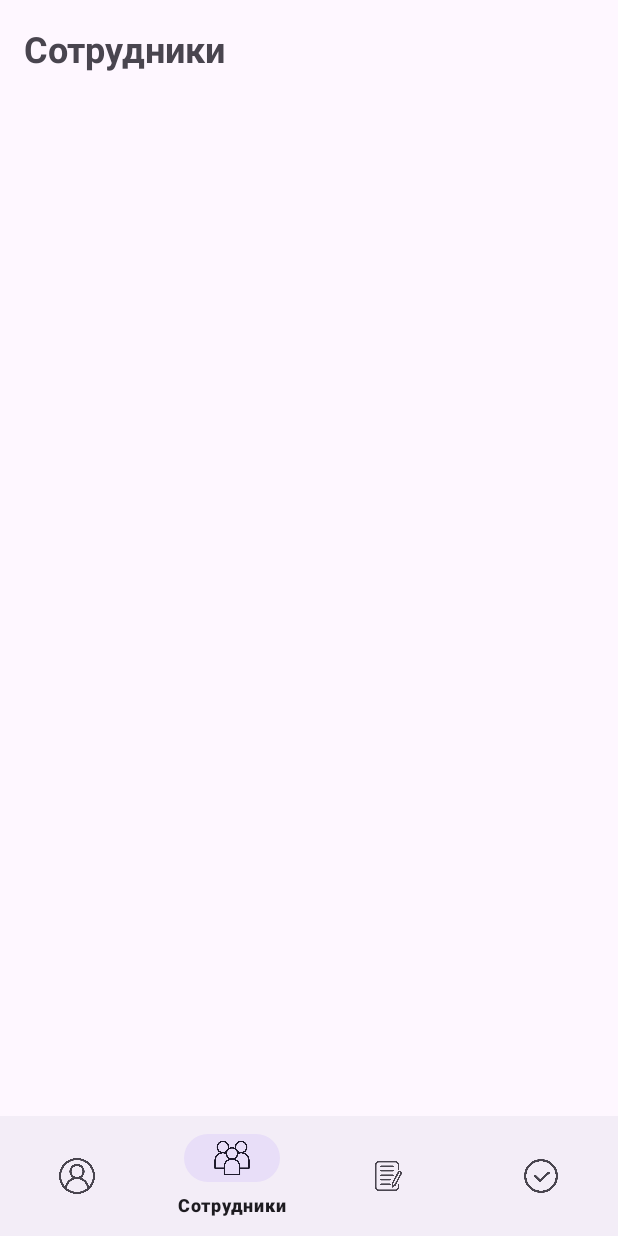
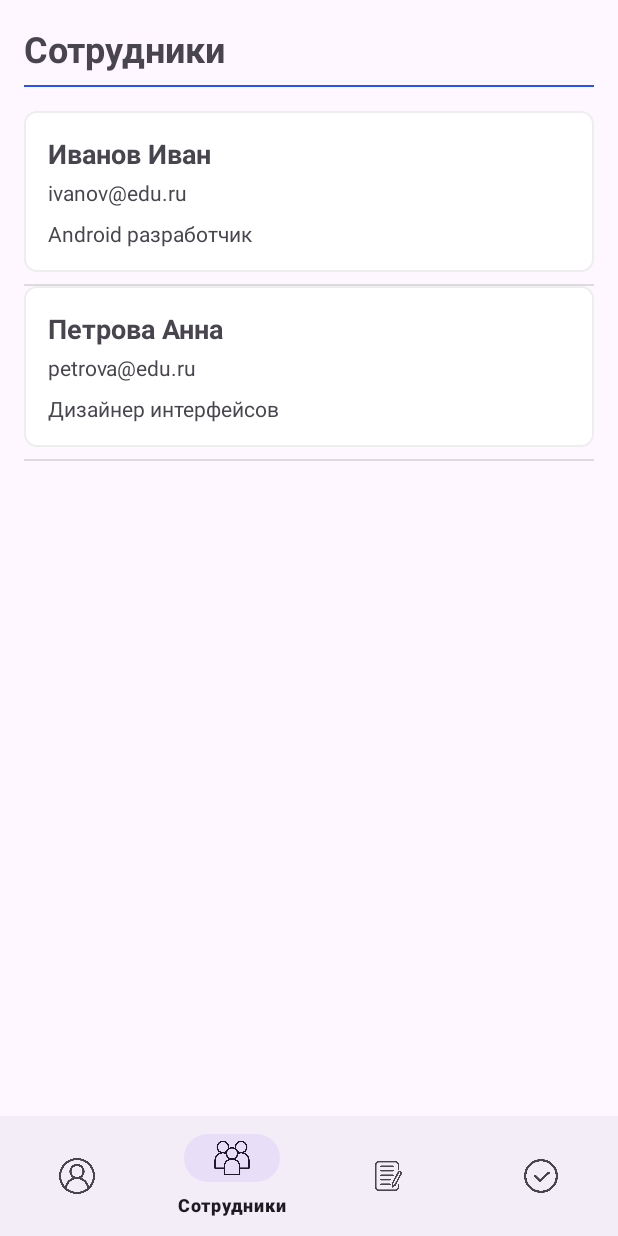
Before and after one commit to Greamond/StuidAD, an Android app: the EmployeesFragment screen opened through its navigation route, on a phone screen of 412 x 824 dp. Run offline under Robolectric (Android 15) with nearby library versions, the phone set to English and light mode, and no system bars; our stand-ins replace navigation-ui.

Commit message:
Дизайн сотрудников. Русанов

```diff
--- a/app/src/main/java/com/example/stuid/activity/MainActivity.java
+++ b/app/src/main/java/com/example/stuid/activity/MainActivity.java
@@ -13,6 +13,7 @@ import androidx.navigation.fragment.NavHostFragment;
 import androidx.navigation.ui.NavigationUI;
 
 import com.example.stuid.R;
+import com.example.stuid.fragments.EmployeesFragment;
 import com.google.android.material.bottomnavigation.BottomNavigationView;
 
 public class MainActivity extends AppCompatActivity {
--- a/app/src/main/java/com/example/stuid/fragments/EmployeesFragment.java
+++ b/app/src/main/java/com/example/stuid/fragments/EmployeesFragment.java
@@ -5,13 +5,45 @@ import android.view.LayoutInflater;
 import android.view.View;
 import android.view.ViewGroup;
 import androidx.fragment.app.Fragment;
+import androidx.recyclerview.widget.DividerItemDecoration;
+import androidx.recyclerview.widget.LinearLayoutManager;
+import androidx.recyclerview.widget.RecyclerView;
 
 import com.example.stuid.R;
+import com.example.stuid.models.Employee;
+import com.example.stuid.models.EmployeeAdapter;
+
+import java.util.ArrayList;
+import java.util.List;
 
 public class EmployeesFragment extends Fragment {
+    private RecyclerView recyclerView;
+
     @Override
     public View onCreateView(LayoutInflater inflater, ViewGroup container,
                              Bundle savedInstanceState) {
-        return inflater.inflate(R.layout.fragment_employees, container, false);
+        View view = inflater.inflate(R.layout.fragment_employees, container, false);
+
+        recyclerView = view.findViewById(R.id.rvEmployees);
+        setupRecyclerView();
+
+        return view;
+    }
+
+    private void setupRecyclerView() {
+        // Тестовые данные
+        List<Employee> employees = new ArrayList<>();
+        employees.add(new Employee("Иванов Иван", "ivanov@edu.ru", "Android разработчик"));
+        employees.add(new Employee("Петрова Анна", "petrova@edu.ru", "Дизайнер интерфейсов"));
+
+        recyclerView.setLayoutManager(new LinearLayoutManager(getContext()));
+        recyclerView.setAdapter(new EmployeeAdapter(employees));
+
+        // Добавляем разделитель
+        DividerItemDecoration divider = new DividerItemDecoration(
+                recyclerView.getContext(),
+                DividerItemDecoration.VERTICAL
+        );
+        recyclerView.addItemDecoration(divider);
     }
 }
--- /dev/null
+++ b/app/src/main/java/com/example/stuid/models/Employee.java
@@ -0,0 +1,18 @@
+package com.example.stuid.models;
+
+public class Employee {
+    private String fullName;
+    private String email;
+    private String about;
+
+    public Employee(String fullName, String email, String about) {
+        this.fullName = fullName;
+        this.email = email;
+        this.about = about;
+    }
+
+    // Геттеры
+    public String getFullName() { return fullName; }
+    public String getEmail() { return email; }
+    public String getAbout() { return about; }
+}
--- /dev/null
+++ b/app/src/main/java/com/example/stuid/models/EmployeeAdapter.java
@@ -0,0 +1,51 @@
+package com.example.stuid.models;
+
+import android.view.LayoutInflater;
+import android.view.View;
+import android.view.ViewGroup;
+import android.widget.TextView;
+
+import androidx.recyclerview.widget.RecyclerView;
+
+import com.example.stuid.R;
+
+import java.util.List;
+
+public class EmployeeAdapter extends RecyclerView.Adapter<EmployeeAdapter.ViewHolder> {
+    private List<Employee> employees;
+
+    public static class ViewHolder extends RecyclerView.ViewHolder {
+        public TextView tvName, tvEmail, tvAbout;
+
+        public ViewHolder(View itemView) {
+            super(itemView);
+            tvName = itemView.findViewById(R.id.tvEmployeeName);
+            tvEmail = itemView.findViewById(R.id.tvEmployeeEmail);
+            tvAbout = itemView.findViewById(R.id.tvEmployeeAbout);
+        }
+    }
+
+    public EmployeeAdapter(List<Employee> employees) {
+        this.employees = employees;
+    }
+
+    @Override
+    public ViewHolder onCreateViewHolder(ViewGroup parent, int viewType) {
+        View view = LayoutInflater.from(parent.getContext())
+                .inflate(R.layout.item_employee, parent, false);
+        return new ViewHolder(view);
+    }
+
+    @Override
+    public void onBindViewHolder(ViewHolder holder, int position) {
+        Employee employee = employees.get(position);
+        holder.tvName.setText(employee.getFullName());
+        holder.tvEmail.setText(employee.getEmail());
+        holder.tvAbout.setText(employee.getAbout());
+    }
+
+    @Override
+    public int getItemCount() {
+        return employees.size();
+    }
+}
--- /dev/null
+++ b/app/src/main/res/drawable/bg_employee_item.xml
@@ -0,0 +1,5 @@
+<shape xmlns:android="http://schemas.android.com/apk/res/android">
+    <solid android:color="@android:color/white"/>
+    <corners android:radius="8dp"/>
+    <stroke android:width="1dp" android:color="#EEEEEE"/>
+</shape>
--- a/app/src/main/res/layout/fragment_employees.xml
+++ b/app/src/main/res/layout/fragment_employees.xml
@@ -1,7 +1,12 @@
 <?xml version="1.0" encoding="utf-8"?>
-<LinearLayout xmlns:android="http://schemas.android.com/apk/res/android"
+<ScrollView xmlns:android="http://schemas.android.com/apk/res/android"
     android:layout_width="match_parent"
     android:layout_height="match_parent"
+    android:fillViewport="true">
+
+    <LinearLayout
+        android:layout_width="match_parent"
+        android:layout_height="wrap_content"
         android:orientation="vertical"
         android:padding="16dp">
 
@@ -10,8 +15,18 @@
             android:layout_height="wrap_content"
             android:text="Сотрудники"
             android:textSize="24sp"
-        android:textStyle="bold" />
+            android:textStyle="bold"
+            android:layout_marginBottom="8dp"/>
 
-    <!-- Здесь будет список сотрудников -->
+        <View
+            android:layout_width="match_parent"
+            android:layout_height="1dp"
+            android:background="@color/blue"
+            android:layout_marginBottom="16dp"/>
 
+        <androidx.recyclerview.widget.RecyclerView
+            android:id="@+id/rvEmployees"
+            android:layout_width="match_parent"
+            android:layout_height="wrap_content"/>
     </LinearLayout>
+</ScrollView>
--- /dev/null
+++ b/app/src/main/res/layout/item_employee.xml
@@ -0,0 +1,31 @@
+<?xml version="1.0" encoding="utf-8"?>
+<LinearLayout xmlns:android="http://schemas.android.com/apk/res/android"
+    android:layout_width="match_parent"
+    android:layout_height="wrap_content"
+    android:orientation="vertical"
+    android:background="@drawable/bg_employee_item"
+    android:padding="16dp"
+    android:layout_marginBottom="8dp">
+
+    <TextView
+        android:id="@+id/tvEmployeeName"
+        android:layout_width="wrap_content"
+        android:layout_height="wrap_content"
+        android:textSize="18sp"
+        android:textStyle="bold"/>
+
+    <TextView
+        android:id="@+id/tvEmployeeEmail"
+        android:layout_width="wrap_content"
+        android:layout_height="wrap_content"
+        android:textSize="14sp"
+        android:layout_marginTop="4dp"/>
+
+    <TextView
+        android:id="@+id/tvEmployeeAbout"
+        android:layout_width="match_parent"
+        android:layout_height="wrap_content"
+        android:textSize="14sp"
+        android:lineSpacingExtra="4dp"
+        android:layout_marginTop="8dp"/>
+</LinearLayout>
```
Lines whose indentation alone changed are shown as unchanged.
